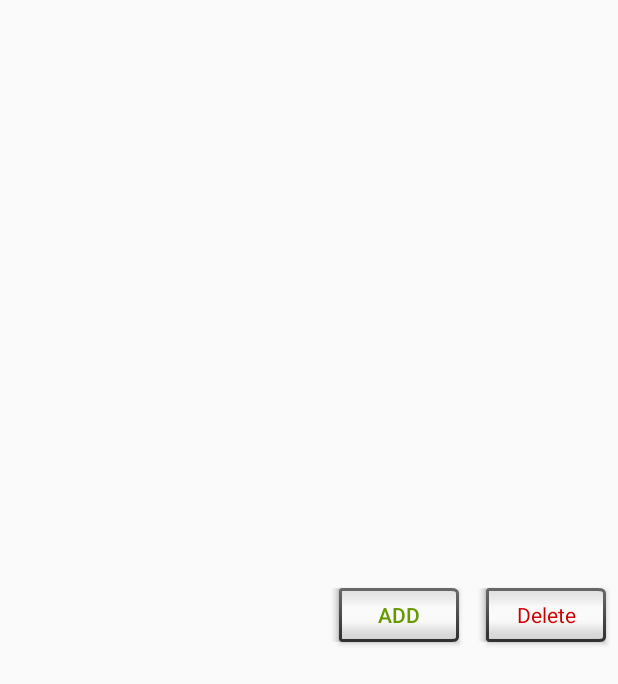
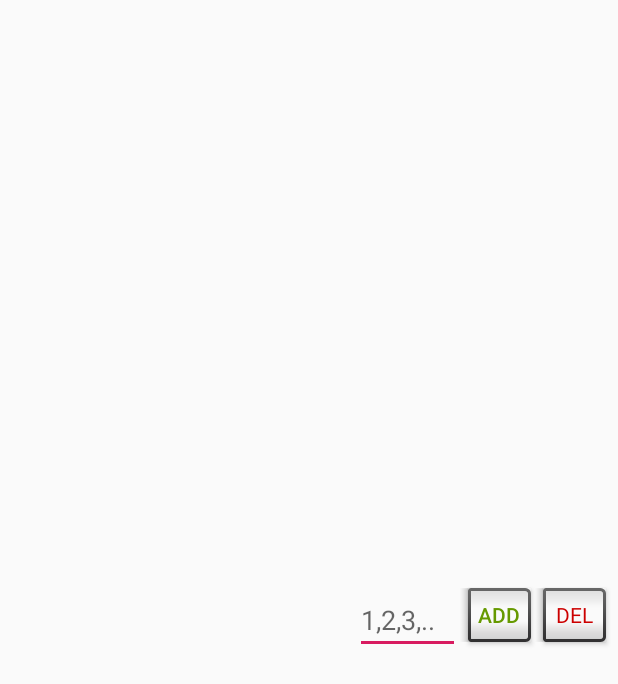
Before and after one commit to Georg1992/SHOPPINGLIST, an Android app: the layout custom_layout.xml on its own in the app's theme, with its tools: preview values and no code run, on a phone screen of 412 x 824 dp. Shown: the top 684 px of the screen. Run offline under Robolectric (Android 15) with nearby library versions, the phone set to English and light mode, and no system bars.

```diff
--- a/app/build.gradle
+++ b/app/build.gradle
@@ -28,5 +28,6 @@ dependencies {
     implementation 'com.android.support:support-v4:28.0.0'
 }
 dependencies {
-    implementation 'com.google.code.gson:gson:2.8.2' // Old 2.8.0
+    implementation 'com.google.code.gson:gson:2.8.2'
+    implementation 'com.android.support:design:28.0.0' // Old 2.8.0
 }
--- a/app/src/main/java/com/example/georg/shoppinglist/ItemListHub.java
+++ b/app/src/main/java/com/example/georg/shoppinglist/ItemListHub.java
@@ -35,7 +35,11 @@ public class ItemListHub {
     }
 
     public Item getItem(int i) {
-        return items.get(i);
+        if (!this.items.isEmpty()) {
+            return items.get(i);
+        } else {
+            return null;
+        }
     }
 
     public void addItemToList(Item item) {
--- a/app/src/main/res/layout/custom_layout.xml
+++ b/app/src/main/res/layout/custom_layout.xml
@@ -17,23 +17,33 @@
     <Button
         android:id="@+id/delete_btn"
         style="@android:style/Widget.Button.Inset"
-        android:layout_width="wrap_content"
+        android:layout_width="50dp"
         android:layout_height="wrap_content"
         android:layout_alignParentRight="true"
         android:layout_centerVertical="true"
         android:layout_marginRight="5dp"
-        android:text="Delete"
+        android:text="DEL"
         android:textColor="@android:color/holo_red_dark" />
 
     <Button
         android:id="@+id/add_btn"
         style="@android:style/Widget.DeviceDefault.Button.Inset"
-        android:layout_width="wrap_content"
+        android:layout_width="50dp"
         android:layout_height="wrap_content"
         android:layout_centerVertical="true"
-        android:layout_marginRight="10dp"
+        android:layout_marginRight="0dp"
         android:layout_toLeftOf="@id/delete_btn"
         android:text="Add"
         android:textColor="@android:color/holo_green_dark" />
 
+    <EditText
+        android:id="@+id/amount"
+        android:layout_width="70dp"
+        android:layout_height="wrap_content"
+        android:layout_alignBottom="@+id/delete_btn"
+        android:layout_toLeftOf="@id/add_btn"
+        android:ems="10"
+        android:hint="1,2,3,.."
+        android:inputType="textPersonName|number" />
+
 </RelativeLayout>
```
Also changed, not shown: app/src/main/java/com/example/georg/shoppinglist/Category.java (+8 -2 lines), app/src/main/java/com/example/georg/shoppinglist/MyCustomAdapter.java (+13 -27 lines).
